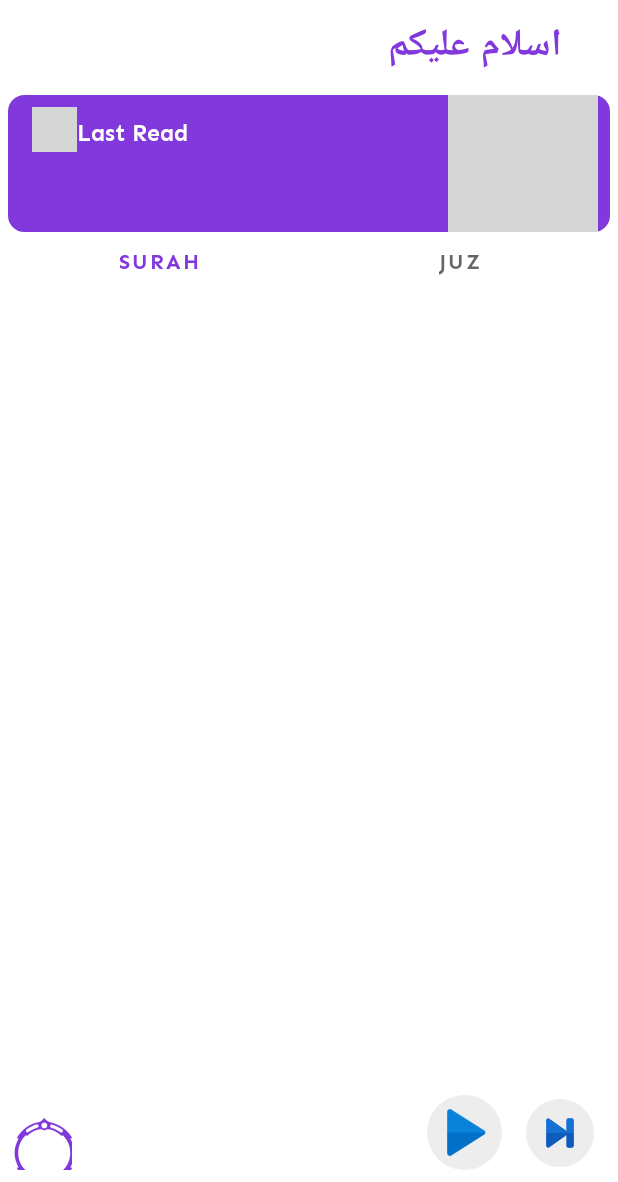
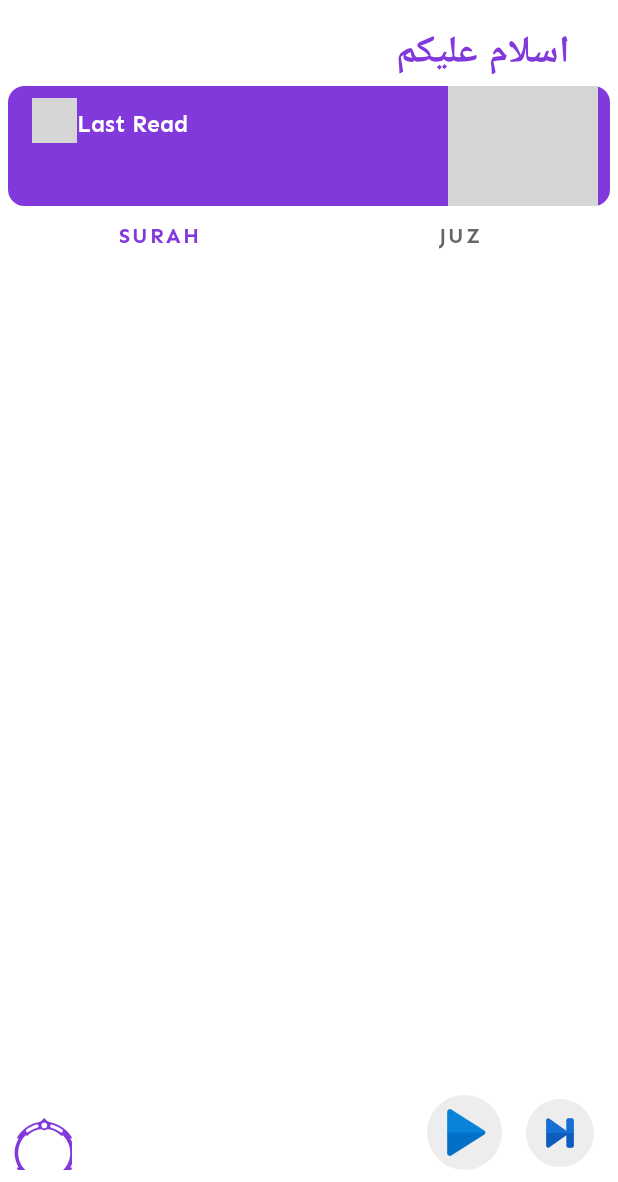
Before and after one commit to sayeedajmal/QuranFy, an Android app: the screen it shows after launch (Dashboard), on a phone screen of 412 x 824 dp, the part 54-1236 px from its top. Run offline under Robolectric (Android 15) with nearby library versions, the phone set to English and light mode, and no system bars; our stand-ins replace Firebase (no records; nobody signed in at launch, a user with empty details on screens opened directly); grey boxes are pictures that could not be loaded.

Commit message:
fixed height of ViewPager

```diff
--- a/app/src/main/res/layout/activity_dashboard.xml
+++ b/app/src/main/res/layout/activity_dashboard.xml
@@ -66,7 +66,7 @@
     <androidx.constraintlayout.widget.ConstraintLayout
         android:layout_width="match_parent"
         android:layout_height="wrap_content"
-        android:layout_margin="5dp">
+        android:layout_marginTop="10dp">
 
         <TextView
             android:layout_width="wrap_content"
@@ -75,17 +75,16 @@
             android:fontFamily="@font/allah_01"
             android:text="اسلام عليكم"
             android:textSize="25dp"
+            app:layout_constraintBottom_toBottomOf="parent"
             app:layout_constraintEnd_toEndOf="parent"
-            app:layout_constraintTop_toTopOf="parent"
             tools:ignore="MissingConstraints" />
 
     </androidx.constraintlayout.widget.ConstraintLayout>
 
     <androidx.constraintlayout.widget.ConstraintLayout
         android:layout_width="match_parent"
-        android:layout_height="91dp"
+        android:layout_height="80dp"
         android:layout_marginStart="5dp"
-        android:layout_marginTop="5dp"
         android:layout_marginEnd="5dp"
         android:background="@drawable/cardview"
         android:backgroundTint="#8239dc"
@@ -162,7 +161,7 @@
         <ImageView
             android:id="@+id/imageView2"
             android:layout_width="100dp"
-            android:layout_height="match_parent"
+            android:layout_height="wrap_content"
             android:layout_marginEnd="8dp"
             android:backgroundTint="#8239DC"
             android:scaleType="centerCrop"
@@ -188,9 +187,8 @@
         <androidx.viewpager.widget.ViewPager
             android:id="@+id/dashboardPager"
             android:layout_width="match_parent"
-            android:layout_height="match_parent"
-            android:layout_marginBottom="50dp"
-            app:layout_constraintBottom_toBottomOf="parent"
+            android:layout_height="0dp"
+            app:layout_constraintBottom_toTopOf="@+id/playStrip"
             app:layout_constraintEnd_toEndOf="parent"
             app:layout_constraintHorizontal_bias="0.0"
             app:layout_constraintStart_toStartOf="parent"
@@ -201,20 +199,19 @@
             android:id="@+id/playStrip"
             android:layout_width="match_parent"
             android:layout_height="wrap_content"
-            android:layout_marginBottom="16dp"
+            android:layout_marginBottom="8dp"
             app:layout_constraintBottom_toBottomOf="parent"
             app:layout_constraintEnd_toEndOf="parent"
-            app:layout_constraintStart_toStartOf="parent"
-            app:layout_constraintTop_toBottomOf="@+id/dashboardPager">
+            app:layout_constraintStart_toStartOf="parent">
 
             <ImageButton
                 android:id="@+id/PlayPauseButton"
                 android:layout_width="50dp"
                 android:layout_height="50dp"
-                android:foreground="?android:selectableItemBackgroundBorderless"
                 android:layout_gravity="center_vertical"
                 android:layout_marginEnd="16dp"
                 android:background="@drawable/button_round"
+                android:foreground="?android:selectableItemBackgroundBorderless"
                 android:padding="5dp"
                 android:scaleType="centerInside"
                 android:src="@drawable/play"
@@ -229,8 +226,8 @@
                 android:layout_gravity="center_vertical"
                 android:layout_marginEnd="16dp"
                 android:background="@drawable/button_round"
+                android:foreground="?android:selectableItemBackgroundBorderless"
                 android:padding="8dp"
-                android:foreground="?android:selectableItemBackgroundBorderless"
                 android:scaleType="centerInside"
                 android:src="@drawable/next"
                 app:layout_constraintBottom_toBottomOf="parent"
@@ -253,8 +250,8 @@
                 android:id="@+id/Play_surah_Number"
                 android:layout_width="32dp"
                 android:layout_height="wrap_content"
+                android:background="@color/transparent"
                 android:text="01"
-                android:background="@color/transparent"
                 android:textAlignment="center"
                 android:textSize="17sp"
                 app:layout_constraintBottom_toBottomOf="@+id/surahIcon"
@@ -271,10 +268,10 @@
                 android:layout_height="wrap_content"
                 android:layout_marginStart="16dp"
                 android:layout_marginTop="12dp"
+                android:background="@color/transparent"
                 android:maxWidth="200dp"
-                android:background="@color/transparent"
+                android:text="surah_Fateha"
                 android:textSize="18dp"
-                android:text="surah_Fateha"
                 app:layout_constraintStart_toEndOf="@+id/Play_surah_Number"
                 app:layout_constraintTop_toTopOf="parent" />
 
@@ -283,10 +280,10 @@
                 android:layout_width="wrap_content"
                 android:layout_height="wrap_content"
                 android:layout_marginStart="16dp"
+                android:background="@color/transparent"
+                android:fontFamily="@font/allah_01"
+                android:text="MECCAN - 7 VERSES"
                 android:textSize="13dp"
-                android:text="MECCAN - 7 VERSES"
-                android:fontFamily="@font/allah_01"
-                android:background="@color/transparent"
                 app:layout_constraintStart_toEndOf="@+id/Play_surah_Number"
                 app:layout_constraintTop_toBottomOf="@+id/Play_surah_name" />
         </androidx.constraintlayout.widget.ConstraintLayout>
```
